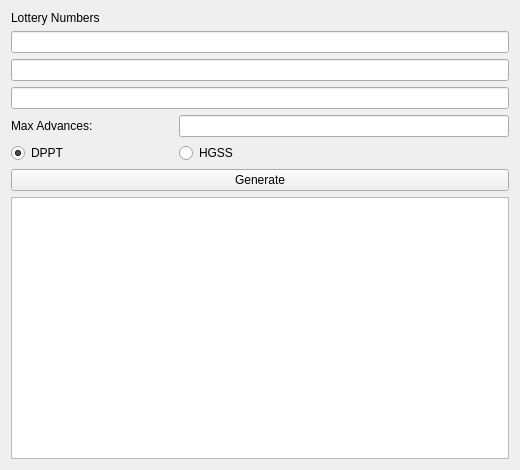
First picture: the form in Source/Forms/Gen4/Tools/Lottery.ui, repository Admiral-Fish/PokeFinder, before the edit.
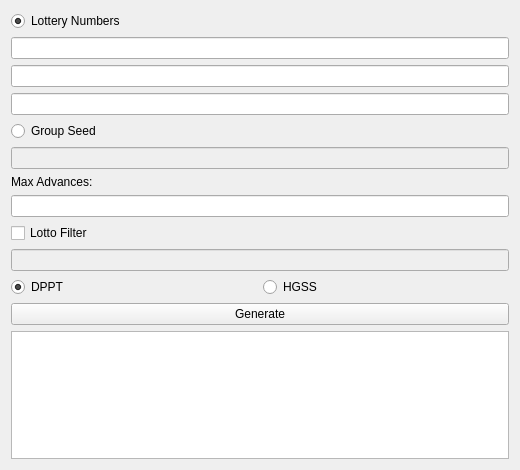
Second picture: the form after the edit. Custom widgets are drawn as their Qt base class.

Commit message: Add Lotto filter and seed option

```diff
--- a/Source/Forms/Gen4/Tools/Lottery.ui
+++ b/Source/Forms/Gen4/Tools/Lottery.ui
@@ -20,75 +20,7 @@
    <string>Lottery Generator</string>
   </property>
   <layout class="QGridLayout" name="gridLayout">
-   <item row="5" column="0" colspan="3">
-    <widget class="QTableView" name="tableView"/>
-   </item>
-   <item row="2" column="0">
-    <widget class="QLabel" name="labelAdvances">
-     <property name="text">
-      <string>Max Advances:</string>
-     </property>
-    </widget>
-   </item>
-   <item row="2" column="1" colspan="2">
-    <widget class="TextBox" name="textBoxAdvances">
-     <property name="sizePolicy">
-      <sizepolicy hsizetype="Preferred" vsizetype="Fixed">
-       <horstretch>0</horstretch>
-       <verstretch>0</verstretch>
-      </sizepolicy>
-     </property>
-    </widget>
-   </item>
-   <item row="1" column="0" colspan="3">
-    <layout class="QVBoxLayout" name="verticalLayout">
-     <item>
-      <widget class="TextBox" name="textBoxLotto1">
-       <property name="sizePolicy">
-        <sizepolicy hsizetype="Preferred" vsizetype="Fixed">
-         <horstretch>0</horstretch>
-         <verstretch>0</verstretch>
-        </sizepolicy>
-       </property>
-      </widget>
-     </item>
-     <item>
-      <widget class="TextBox" name="textBoxLotto2">
-       <property name="sizePolicy">
-        <sizepolicy hsizetype="Preferred" vsizetype="Fixed">
-         <horstretch>0</horstretch>
-         <verstretch>0</verstretch>
-        </sizepolicy>
-       </property>
-      </widget>
-     </item>
-     <item>
-      <widget class="TextBox" name="textBoxLotto3">
-       <property name="sizePolicy">
-        <sizepolicy hsizetype="Preferred" vsizetype="Fixed">
-         <horstretch>0</horstretch>
-         <verstretch>0</verstretch>
-        </sizepolicy>
-       </property>
-      </widget>
-     </item>
-    </layout>
-   </item>
-   <item row="0" column="0">
-    <widget class="QLabel" name="labelLotto">
-     <property name="text">
-      <string>Lottery Numbers</string>
-     </property>
-    </widget>
-   </item>
-   <item row="4" column="0" colspan="3">
-    <widget class="QPushButton" name="pushButtonGenerate">
-     <property name="text">
-      <string>Generate</string>
-     </property>
-    </widget>
-   </item>
-   <item row="3" column="0">
+   <item row="10" column="0">
     <widget class="QRadioButton" name="radioButtonDPPT">
      <property name="text">
       <string>DPPT</string>
@@ -96,13 +28,139 @@
      <property name="checked">
       <bool>true</bool>
      </property>
+     <attribute name="buttonGroup">
+      <string notr="true">buttonGroupGame</string>
+     </attribute>
     </widget>
    </item>
-   <item row="3" column="1">
+   <item row="10" column="1">
     <widget class="QRadioButton" name="radioButtonHGSS">
      <property name="text">
       <string>HGSS</string>
      </property>
+     <attribute name="buttonGroup">
+      <string notr="true">buttonGroupGame</string>
+     </attribute>
+    </widget>
+   </item>
+   <item row="12" column="0" colspan="2">
+    <widget class="QTableView" name="tableView">
+     <attribute name="horizontalHeaderVisible">
+      <bool>true</bool>
+     </attribute>
+     <attribute name="verticalHeaderVisible">
+      <bool>false</bool>
+     </attribute>
+    </widget>
+   </item>
+   <item row="9" column="0" colspan="2">
+    <widget class="TextBox" name="textBoxFilter">
+     <property name="enabled">
+      <bool>false</bool>
+     </property>
+     <property name="sizePolicy">
+      <sizepolicy hsizetype="Preferred" vsizetype="Fixed">
+       <horstretch>0</horstretch>
+       <verstretch>0</verstretch>
+      </sizepolicy>
+     </property>
+    </widget>
+   </item>
+   <item row="11" column="0" colspan="2">
+    <widget class="QPushButton" name="pushButtonGenerate">
+     <property name="text">
+      <string>Generate</string>
+     </property>
+    </widget>
+   </item>
+   <item row="7" column="0" colspan="2">
+    <widget class="TextBox" name="textBoxAdvances">
+     <property name="sizePolicy">
+      <sizepolicy hsizetype="Preferred" vsizetype="Fixed">
+       <horstretch>0</horstretch>
+       <verstretch>0</verstretch>
+      </sizepolicy>
+     </property>
+    </widget>
+   </item>
+   <item row="5" column="0" colspan="2">
+    <widget class="TextBox" name="textBoxSeed">
+     <property name="enabled">
+      <bool>false</bool>
+     </property>
+     <property name="sizePolicy">
+      <sizepolicy hsizetype="Preferred" vsizetype="Fixed">
+       <horstretch>0</horstretch>
+       <verstretch>0</verstretch>
+      </sizepolicy>
+     </property>
+    </widget>
+   </item>
+   <item row="3" column="0" colspan="2">
+    <widget class="TextBox" name="textBoxLotto3">
+     <property name="sizePolicy">
+      <sizepolicy hsizetype="Preferred" vsizetype="Fixed">
+       <horstretch>0</horstretch>
+       <verstretch>0</verstretch>
+      </sizepolicy>
+     </property>
+    </widget>
+   </item>
+   <item row="2" column="0" colspan="2">
+    <widget class="TextBox" name="textBoxLotto2">
+     <property name="sizePolicy">
+      <sizepolicy hsizetype="Preferred" vsizetype="Fixed">
+       <horstretch>0</horstretch>
+       <verstretch>0</verstretch>
+      </sizepolicy>
+     </property>
+    </widget>
+   </item>
+   <item row="1" column="0" colspan="2">
+    <widget class="TextBox" name="textBoxLotto1">
+     <property name="sizePolicy">
+      <sizepolicy hsizetype="Preferred" vsizetype="Fixed">
+       <horstretch>0</horstretch>
+       <verstretch>0</verstretch>
+      </sizepolicy>
+     </property>
+    </widget>
+   </item>
+   <item row="0" column="0" colspan="2">
+    <widget class="QRadioButton" name="radioButtonLottery">
+     <property name="text">
+      <string>Lottery Numbers</string>
+     </property>
+     <property name="checked">
+      <bool>true</bool>
+     </property>
+     <attribute name="buttonGroup">
+      <string notr="true">buttonGroupCalibration</string>
+     </attribute>
+    </widget>
+   </item>
+   <item row="8" column="0" colspan="2">
+    <widget class="QCheckBox" name="checkBoxFilter">
+     <property name="text">
+      <string>Lotto Filter</string>
+     </property>
+    </widget>
+   </item>
+   <item row="6" column="0" colspan="2">
+    <widget class="QLabel" name="labelAdvances">
+     <property name="text">
+      <string>Max Advances:</string>
+     </property>
+    </widget>
+   </item>
+   <item row="4" column="0" colspan="2">
+    <widget class="QRadioButton" name="radioButtonSeed">
+     <property name="text">
+      <string>Group Seed</string>
+     </property>
+     <attribute name="buttonGroup">
+      <string notr="true">buttonGroupCalibration</string>
+     </attribute>
     </widget>
    </item>
   </layout>
```
Left out of the diff: 4 changed lines with no effect on the pictures. The commit also changes 2 other files.
